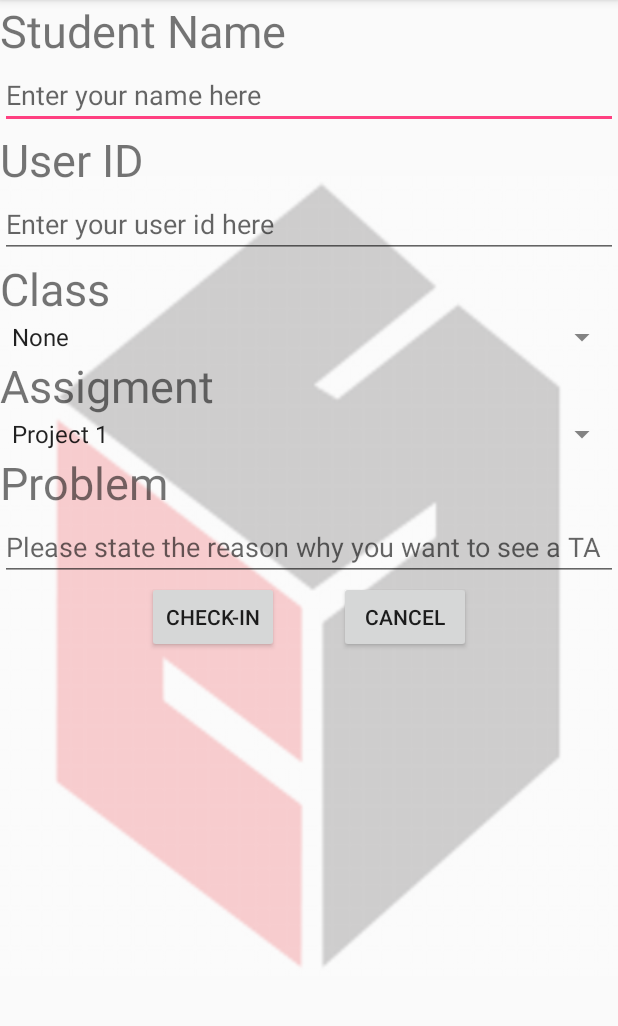
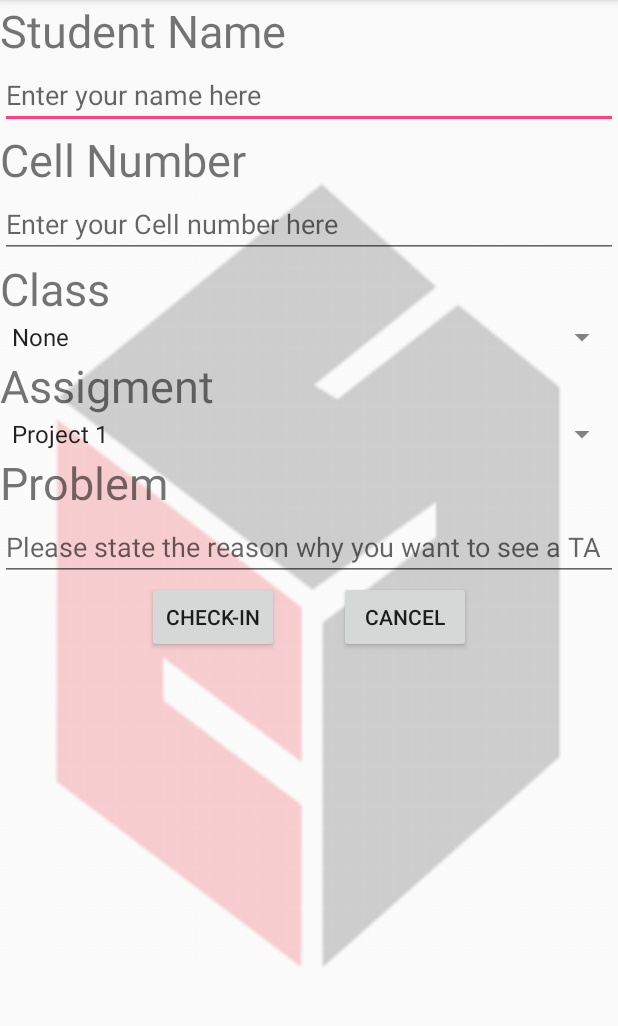
Before and after one commit to jihoonok/QueueList, an Android app: the fragment StudentNameFragment shown on its own in the app's theme, on a phone screen of 412 x 824 dp, the part 84-1110 px from its top. Run offline under Robolectric (Android 15) with nearby library versions, the phone set to English and light mode, and no system bars.

Commit message:
SMS is working, only works on actual device

```diff
--- a/app/src/main/AndroidManifest.xml
+++ b/app/src/main/AndroidManifest.xml
@@ -4,6 +4,7 @@
 
     <uses-permission android:name="android.permission.ACCESS_NETWORK_STATE" />
     <uses-permission android:name="android.permission.INTERNET" />
+    <uses-permission android:name="android.permission.SEND_SMS" />
     <application
         android:allowBackup="true"
         android:icon="@mipmap/ic_launcher"
--- a/app/src/main/java/edu/umd/cs/queuelist/StudentNameFragment.java
+++ b/app/src/main/java/edu/umd/cs/queuelist/StudentNameFragment.java
@@ -43,7 +43,7 @@ public class StudentNameFragment extends android.support.v4.app.Fragment {
     private View view;
     private Student student;
     private Spinner classSpinner, assignmentSpinner;
-    private EditText name, userid, problem;
+    private EditText name, userCell, problem;
     private StudentService stuser;
     private String course;
     private String assignment;
@@ -69,7 +69,7 @@ public class StudentNameFragment extends android.support.v4.app.Fragment {
         classSpinner = (Spinner)view.findViewById(R.id.spinner_class);
         assignmentSpinner = (Spinner)view.findViewById(R.id.spinner_assignment);
         name = (EditText)view.findViewById(R.id.student_name);
-        userid = (EditText)view.findViewById(R.id.user_id);
+        userCell = (EditText)view.findViewById(R.id.user_cell);
         problem = (EditText)view.findViewById(R.id.problem);
         checkInButton = (Button)view.findViewById(R.id.check_in_button);
         cancelButton = (Button)view.findViewById(R.id.cancel_button);
@@ -104,11 +104,11 @@ public class StudentNameFragment extends android.support.v4.app.Fragment {
             public void onClick(View view1) {
                 Intent intent2 = getActivity().getIntent();
                 String name_string = name.getText().toString();
-                String userid_string = userid.getText().toString();
+                String userCell_string = userCell.getText().toString();
                 String problem_string = problem.getText().toString();
                 student = new Student();
                 student.setName(name_string);
-                student.setUserId(userid_string);
+                student.setUserId(userCell_string);
                 student.setProblem(problem_string);
                 student.setClassCode(classSpinner.getSelectedItemPosition());
                 student.setAssignment(assignmentSpinner.getSelectedItemPosition());
@@ -150,7 +150,7 @@ public class StudentNameFragment extends android.support.v4.app.Fragment {
 //                }
 
 
-                new insertStudent().execute(name_string, course, assignment, problem_string);
+                new insertStudent().execute(name_string, course, assignment, problem_string,userCell_string);
                 //Log.d(TAG, aStory.getId());
                 intent2.putExtra(EXTRA_STUDENT_CREATED, student);
                 getActivity().setResult(RESULT_OK, intent2);
@@ -180,6 +180,7 @@ public class StudentNameFragment extends android.support.v4.app.Fragment {
             postDataParams.put("name",params[0]);
             postDataParams.put("assignment", params[2]);
             postDataParams.put("problem",params[3]);
+            postDataParams.put("cell",params[4]);
 
             try {
                 url = new URL("http://www.taterpqueue.xyz/insertStudent.php");
--- a/app/src/main/res/layout/fragment_studentname.xml
+++ b/app/src/main/res/layout/fragment_studentname.xml
@@ -32,15 +32,15 @@
             android:layout_height="wrap_content"
             android:id="@+id/student_name" />
         <TextView
-            android:text="@string/user_id_label"
+            android:text="@string/user_cell_label"
             android:layout_width="match_parent"
             android:layout_height="wrap_content"
             android:textSize="30dp" />
         <EditText
-            android:hint="@string/user_id_hint"
+            android:hint="@string/user_cell_hint"
             android:layout_width="match_parent"
             android:layout_height="wrap_content"
-            android:id="@+id/user_id" />
+            android:id="@+id/user_cell" />
         <TextView
             android:text="@string/class_label"
             android:layout_width="match_parent"
--- a/app/src/main/res/values/strings.xml
+++ b/app/src/main/res/values/strings.xml
@@ -6,8 +6,8 @@
     <string name="instructors">Instructors</string>
     <string name="student_name_label">Student Name</string>
     <string name="student_name_hint">Enter your name here</string>
-    <string name="user_id_label">User ID</string>
-    <string name="user_id_hint">Enter your user id here</string>
+    <string name="user_cell_label">Cell Number</string>
+    <string name="user_cell_hint">Enter your Cell number here</string>
     <string name="class_label">Class</string>
     <string name="assignment_label">Assigment</string>
     <string name="problem_label">Problem</string>
```
Also changed, not shown: app/src/main/java/edu/umd/cs/queuelist/InstructorViewFragment.java (+60 -2 lines).
